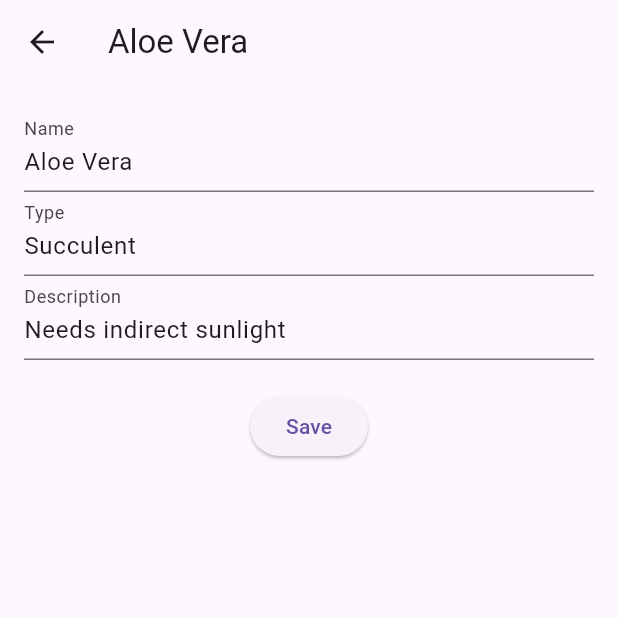
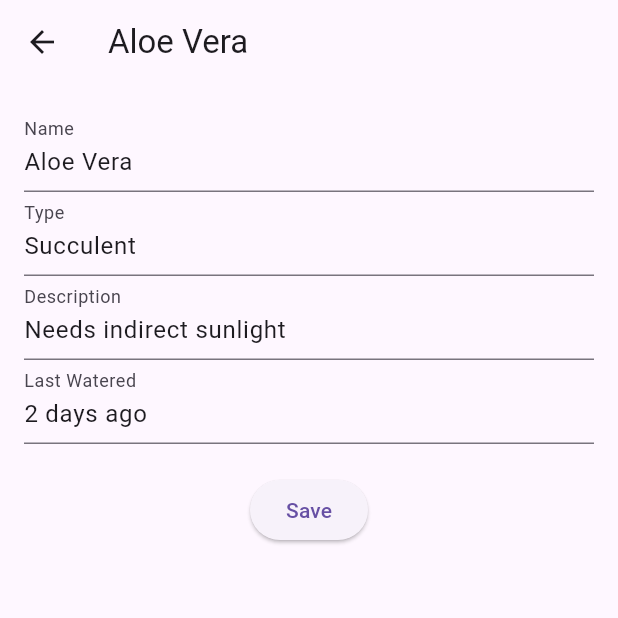
Before and after one commit to Kaqnae/plantguardian, a Flutter app: the screen it shows after launch, after a tap on "Login", after a tap on "Aloe Vera", on a phone screen of 412 x 824 dp, the top half of it. Run offline on Flutter 3.47's test engine with Material 3 defaults, Android fonts, the light colour scheme and no system bars.

Commit message:
Some more UI stuff implemented, add card added

```diff
--- a/lib/features/add_plant/presentation/pages/add_plant_page.dart
+++ b/lib/features/add_plant/presentation/pages/add_plant_page.dart
@@ -1,5 +1,4 @@
 import 'package:flutter/material.dart';
-import 'package:plantguardian/features/shared/models/plant_model.dart';
 import 'package:plantguardian/features/shared/widgets/plant_form.dart';
 
 class AddPlantPage extends StatelessWidget {
@@ -10,6 +9,7 @@ class AddPlantPage extends StatelessWidget {
     final nameController = TextEditingController();
     final typeController = TextEditingController();
     final descController = TextEditingController();
+    final lastWateredController = TextEditingController();
 
     return Scaffold(
       appBar: AppBar(title: Text('Add a plant')),
@@ -21,6 +21,7 @@ class AddPlantPage extends StatelessWidget {
               nameController: nameController,
               typeController: typeController,
               descController: descController,
+              lastWateredController: lastWateredController,
             ),
             const SizedBox(height: 20),
             ElevatedButton(
--- a/lib/features/auth/presentation/pages/login_page.dart
+++ b/lib/features/auth/presentation/pages/login_page.dart
@@ -34,6 +34,8 @@ class LoginPage extends StatelessWidget {
               },
               child: const Text('Login'),
             ),
+            const SizedBox(height: 20),
+            ElevatedButton(onPressed: () {}, child: const Text('Sign up')),
           ],
         ),
       ),
--- a/lib/features/plant_detail/presentation/pages/plant_detail_page.dart
+++ b/lib/features/plant_detail/presentation/pages/plant_detail_page.dart
@@ -12,6 +12,9 @@ class PlantDetailPage extends StatelessWidget {
     final nameController = TextEditingController(text: plant.name);
     final typeController = TextEditingController(text: plant.type);
     final descController = TextEditingController(text: plant.description);
+    final lastWateredController = TextEditingController(
+      text: plant.lastWatered,
+    );
 
     return Scaffold(
       appBar: AppBar(title: Text(plant.name)),
@@ -23,6 +26,7 @@ class PlantDetailPage extends StatelessWidget {
               nameController: nameController,
               typeController: typeController,
               descController: descController,
+              lastWateredController: lastWateredController,
             ),
             const SizedBox(height: 20),
             ElevatedButton(onPressed: () {}, child: const Text('Save')),
--- a/lib/features/plant_overview/presentation/pages/main_screen.dart
+++ b/lib/features/plant_overview/presentation/pages/main_screen.dart
@@ -1,5 +1,6 @@
 import 'package:flutter/material.dart';
 import 'package:plantguardian/features/add_plant/presentation/pages/add_plant_page.dart';
+import 'package:plantguardian/features/plant_overview/presentation/widgets/plant_add_card.dart';
 import 'package:plantguardian/features/plant_overview/presentation/widgets/plant_card.dart';
 import 'package:plantguardian/features/shared/models/plant_model.dart';
 import 'package:plantguardian/features/plant_detail/presentation/pages/plant_detail_page.dart';
@@ -47,9 +48,19 @@ class MainScreen extends StatelessWidget {
         ],
       ),
       body: ListView.builder(
-        itemCount: plants.length,
+        itemCount: plants.length + 1,
         itemBuilder: (context, index) {
-          final plant = plants[index];
+          if (index == 0) {
+            return PlantAddCard(
+              onTap: () {
+                Navigator.push(
+                  context,
+                  MaterialPageRoute(builder: (context) => const AddPlantPage()),
+                );
+              },
+            );
+          } else {
+            final plant = plants[index - 1];
             return PlantCard(
               plant: plant,
               onTap:
@@ -60,6 +71,7 @@ class MainScreen extends StatelessWidget {
                     ),
                   ),
             );
+          }
         },
       ),
     );
--- /dev/null
+++ b/lib/features/plant_overview/presentation/widgets/plant_add_card.dart
@@ -0,0 +1,20 @@
+import 'package:flutter/material.dart';
+
+class PlantAddCard extends StatelessWidget {
+  final VoidCallback onTap;
+  const PlantAddCard({super.key, required this.onTap});
+
+  @override
+  Widget build(BuildContext context) {
+    return Card(
+      margin: const EdgeInsets.symmetric(horizontal: 16, vertical: 8),
+      child: InkWell(
+        onTap: onTap,
+        child: SizedBox(
+          height: 65,
+          child: Center(child: Icon(Icons.add_box_outlined, size: 30)),
+        ),
+      ),
+    );
+  }
+}
--- a/lib/features/shared/widgets/plant_form.dart
+++ b/lib/features/shared/widgets/plant_form.dart
@@ -5,12 +5,14 @@ class PlantForm extends StatelessWidget {
   final TextEditingController nameController;
   final TextEditingController typeController;
   final TextEditingController descController;
+  final TextEditingController lastWateredController;
 
   const PlantForm({
     super.key,
     required this.nameController,
     required this.typeController,
     required this.descController,
+    required this.lastWateredController,
   });
 
   @override
@@ -20,6 +22,10 @@ class PlantForm extends StatelessWidget {
         PlantTextfields(controller: nameController, label: 'Name'),
         PlantTextfields(controller: typeController, label: 'Type'),
         PlantTextfields(controller: descController, label: 'Description'),
+        PlantTextfields(
+          controller: lastWateredController,
+          label: 'Last Watered',
+        ),
       ],
     );
   }
```
Lines whose indentation alone changed are shown as unchanged.
